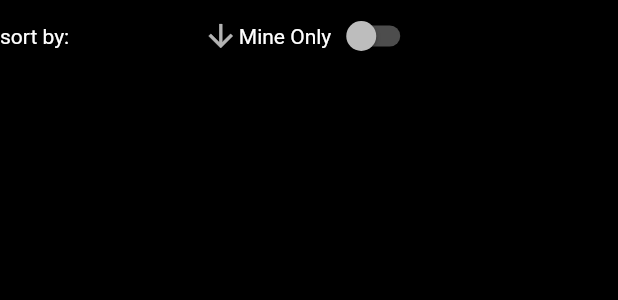
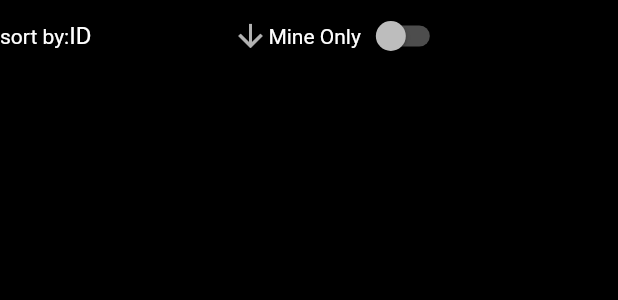
Before and after one commit to amlcloud/seeder, a Flutter app: the BatchList widget shown alone on an empty page, opened directly, on a phone screen of 412 x 824 dp. Shown: the top 300 px of the screen. Run offline on Flutter 3.47's test engine with Material 2 defaults, Android fonts, the phone set to English and light mode, and no system bars; our stand-ins replace cloud_firestore, csv, equatable, firebase_auth, firebase_core, flutter_riverpod and 2 more; missing offline and left inert: universal_html; accounts and stored records are empty; statements that could not run were skipped.

Commit message:
filter My batches without bugs (#28)
filter my batches

```diff
--- a/lib/batches_page/batch_list.dart
+++ b/lib/batches_page/batch_list.dart
@@ -2,7 +2,13 @@ import 'package:flutter/material.dart';
 import 'package:flutter_riverpod/flutter_riverpod.dart';
 import 'package:seeder/batches_page/batch_list_item.dart';
 import 'package:seeder/providers/firestore.dart';
-import 'package:seeder/widgets/filter_my_entities.dart';
+import 'package:seeder/state/generic_state_notifier.dart';
+import '../widgets/entities_list.dart';
+import 'only_mine_batch_filter.dart';
+
+final sortStateNotifierProvider =
+    StateNotifierProvider<GenericStateNotifier<String?>, String?>(
+        (ref) => GenericStateNotifier<String?>(null));
 
 class BatchList extends ConsumerWidget {
   @override
@@ -12,7 +18,7 @@ class BatchList extends ConsumerWidget {
             children: [
               Text('sort by:'),
               DropdownButton<String>(
-                value: null,
+                value: ref.watch(sortStateNotifierProvider) ?? 'id',
                 icon: const Icon(Icons.arrow_downward),
                 elevation: 16,
                 // style: const TextStyle(color: Colors.deepPurple),
@@ -20,16 +26,18 @@ class BatchList extends ConsumerWidget {
                   height: 2,
                   // color: Colors.deepPurpleAccent,
                 ),
-                onChanged: (String? newValue) {},
-                items: <String>['time created', 'name', 'id']
+                onChanged: (String? newValue) {
+                  ref.read(sortStateNotifierProvider.notifier).value = newValue;
+                },
+                items: <String>['time Created', 'name', 'id']
                     .map<DropdownMenuItem<String>>((String value) {
                   return DropdownMenuItem<String>(
                     value: value,
-                    child: Text(value),
+                    child: Text(value.toUpperCase()),
                   );
                 }).toList(),
               ),
-              FilterMyEntities()
+              OnlyMineBatchFilter()
             ],
           ),
           ListView(
@@ -38,9 +46,28 @@ class BatchList extends ConsumerWidget {
               children: ref.watch(colSP('set')).when(
                   loading: () => [Container()],
                   error: (e, s) => [ErrorWidget(e)],
-                  data: (entities) => entities.docs //..sort((a,b))
-                      .map((entity) => BatchListItem(entity.id))
-                      .toList()))
+                  data: (data) {
+                    bool onlyMineSwitchStatus =
+                        ref.watch(isMineBatchNotifierProvider) ?? false;
+                    var all_batches = data.docs;
+                    var authors_only_batch = data.docs
+                        .where((doc) => doc['author'] == currentAuthorId)
+                        .toList();
+                    var author_filtered_batches = (onlyMineSwitchStatus == true
+                        ? authors_only_batch
+                        : all_batches);
+                    var sorted_batches = author_filtered_batches
+                      ..sort((a, b) {
+                        var sortedBy =
+                            ref.watch(sortStateNotifierProvider) ?? 'id';
+                        // print(sortedBy);
+                        return a[sortedBy].compareTo(b[sortedBy]);
+                      });
+                    return sorted_batches
+                        .map((e) => BatchListItem(e.id))
+                        .toList();
+
+                  }))
         ],
       );
 }
--- /dev/null
+++ b/lib/batches_page/only_mine_batch_filter.dart
@@ -0,0 +1,19 @@
+import 'package:flutter/material.dart';
+import 'package:flutter_riverpod/flutter_riverpod.dart';
+import 'package:seeder/state/generic_state_notifier.dart';
+
+final isMineBatchNotifierProvider =
+    StateNotifierProvider<GenericStateNotifier<bool>, bool>(
+        (ref) => GenericStateNotifier<bool>(false));
+
+class OnlyMineBatchFilter extends ConsumerWidget {
+  @override
+  Widget build(BuildContext context, WidgetRef ref) => Row(children: [
+        Text('Mine Only'),
+        Switch(
+            value: ref.watch(isMineBatchNotifierProvider) ?? false,
+            onChanged: (value) {
+              ref.read(isMineBatchNotifierProvider.notifier).value = value;
+            })
+      ]);
+}
```
